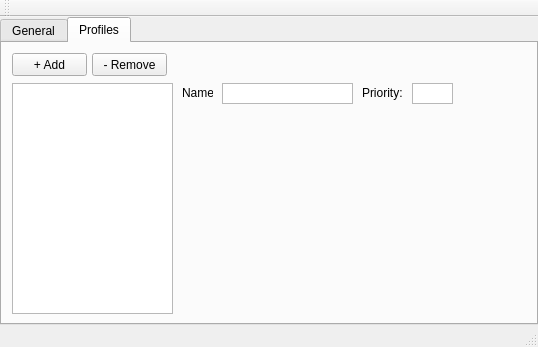
GeorgH93/QLogViewer, file src/SettingsWindow.ui: the form before one commit.
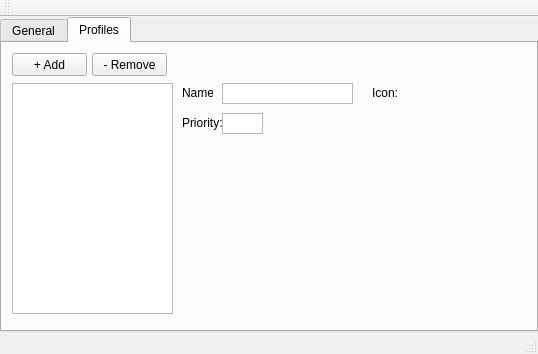
The form after the commit. Icons and pictures are not drawn.

Commit message: Implement profile renaming for existing profiles

```diff
--- a/src/SettingsWindow.ui
+++ b/src/SettingsWindow.ui
@@ -38,6 +38,12 @@
     </property>
     <item row="0" column="0">
      <widget class="QTabWidget" name="tabWidget">
+      <property name="minimumSize">
+       <size>
+        <width>538</width>
+        <height>315</height>
+       </size>
+      </property>
       <property name="autoFillBackground">
        <bool>false</bool>
       </property>
@@ -229,8 +235,8 @@
        <widget class="QLabel" name="profilePriorityLabel">
         <property name="geometry">
          <rect>
-          <x>360</x>
-          <y>40</y>
+          <x>180</x>
+          <y>70</y>
           <width>41</width>
           <height>20</height>
          </rect>
@@ -248,8 +254,8 @@
        <widget class="QPlainTextEdit" name="profilePriorityBox">
         <property name="geometry">
          <rect>
-          <x>410</x>
-          <y>40</y>
+          <x>220</x>
+          <y>70</y>
           <width>41</width>
           <height>21</height>
          </rect>
@@ -261,6 +267,25 @@
          <enum>Qt::ScrollBarAlwaysOff</enum>
         </property>
        </widget>
+       <widget class="QLabel" name="proflileIconLabel">
+        <property name="geometry">
+         <rect>
+          <x>370</x>
+          <y>40</y>
+          <width>31</width>
+          <height>20</height>
+         </rect>
+        </property>
+        <property name="layoutDirection">
+         <enum>Qt::LeftToRight</enum>
+        </property>
+        <property name="text">
+         <string>Icon:</string>
+        </property>
+        <property name="alignment">
+         <set>Qt::AlignLeading|Qt::AlignLeft|Qt::AlignVCenter</set>
+        </property>
+       </widget>
        <zorder>profilesListWidget</zorder>
        <zorder>addProfileButton</zorder>
        <zorder>removeProfileButton</zorder>
```
Left out of the diff: 1 changed line with no effect on the pictures. The commit also changes 2 other files.
